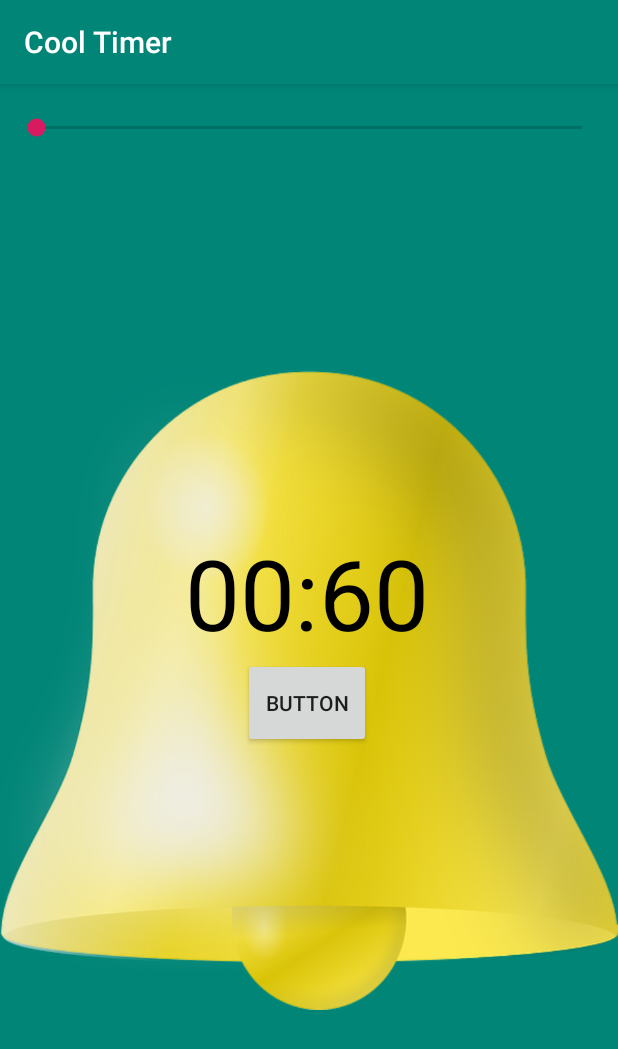
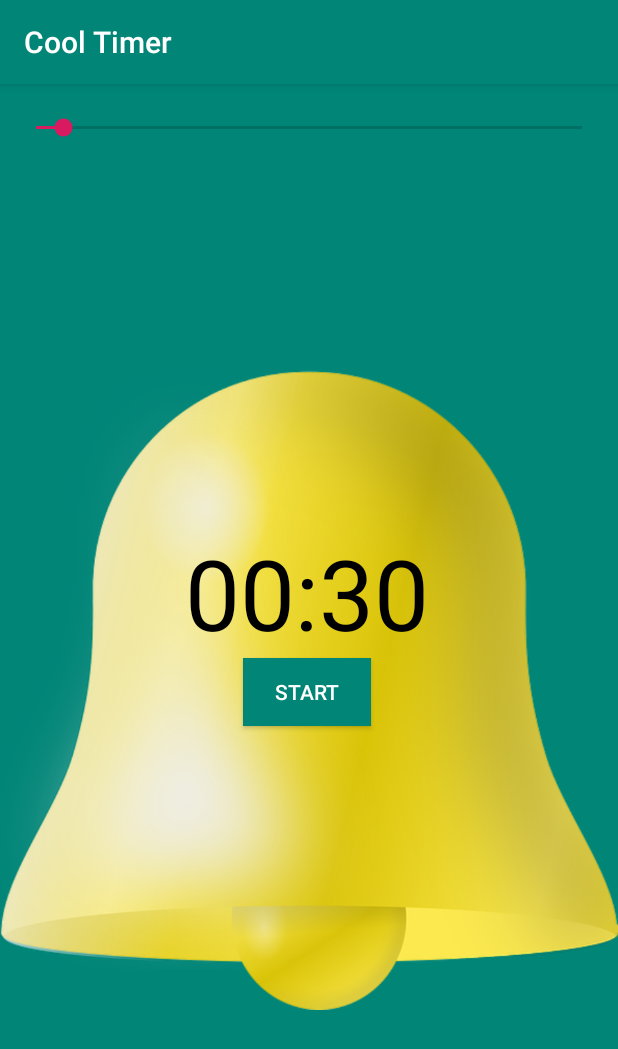
Before and after one commit to anpulein/CoolTimer, an Android app: the screen it shows after launch (MainActivity), on a phone screen of 412 x 824 dp. Shown: the top 1049 px of the screen. Run offline under Robolectric (Android 15) with nearby library versions, the phone set to English and light mode, and no system bars.

Commit message:
One creat

```diff
--- a/app/src/main/java/com/example/cooltimer/MainActivity.java
+++ b/app/src/main/java/com/example/cooltimer/MainActivity.java
@@ -6,13 +6,113 @@ import android.os.Bundle;
 import android.os.CountDownTimer;
 import android.os.Handler;
 import android.util.Log;
+import android.view.View;
+import android.widget.Button;
+import android.widget.SeekBar;
+import android.widget.TextView;
 
 public class MainActivity extends AppCompatActivity {
+
+    private TextView time;
+    private SeekBar seekBar;
+    private int defaultTime = 30;
+    private CountDownTimer timer;
+    private Button st;
+    private boolean isButton = true;
 
     @Override
     protected void onCreate(Bundle savedInstanceState) {
         super.onCreate(savedInstanceState);
         setContentView(R.layout.activity_main);
 
+        seekBar = findViewById(R.id.seekBar);
+        time = findViewById(R.id.time);
+        st = findViewById(R.id.start_stop);
+
+        seekBar.setProgress(defaultTime);
+        changeSeekBar(seekBar, time);
+
+        timer = new CountDownTimer(seekBar.getProgress() * 1000, 1000) {
+
+            @Override
+            public void onTick(long millisUntilFinished) {
+                time.setText(transformTime((int)(millisUntilFinished / 1000)));
+            }
+
+            @Override
+            public void onFinish() {
+
+            }
+        };
+
+        st.setOnClickListener(new View.OnClickListener() {
+            @Override
+            public void onClick(View v) {
+                if(isButton) {
+                    st.setText("Stop");
+                    countDown(seekBar, time, timer);
+                    isButton = false;
+                } else {
+                    st.setText("Start");
+                    timer.cancel();
+                    seekBar.setEnabled(true);
+                    defaultValue(seekBar, time, defaultTime);
+                    isButton = true;
+                }
+            }
+        });
+
     }
+
+    @Override
+    protected void onResume() {
+        super.onResume();
+        defaultValue(seekBar, time, defaultTime);
+    }
+
+    static void changeSeekBar(SeekBar seekBar, TextView time) {
+        seekBar.setMax(600); //
+        seekBar.setOnSeekBarChangeListener(new SeekBar.OnSeekBarChangeListener() {
+
+            int newProgress;
+
+            @Override
+            public void onProgressChanged(SeekBar seekBar, int progress, boolean fromUser) {
+                if(fromUser) {
+                    time.setText(transformTime(progress));
+                    newProgress = progress;
+                }
+            }
+
+            @Override
+            public void onStartTrackingTouch(SeekBar seekBar) {
+
+            }
+
+            @Override
+            public void onStopTrackingTouch(SeekBar seekBar) {
+                seekBar.setProgress(newProgress);
+            }
+
+        });
+    }
+
+    static void countDown(SeekBar seekBar, TextView textView, CountDownTimer countDownTimer) {
+        seekBar.setEnabled(false);
+        countDownTimer.onTick((long)seekBar.getProgress());
+        countDownTimer.start();
+    }
+
+    static void defaultValue(SeekBar seekBar, TextView textView, int defaultTime) {
+        seekBar.setProgress(defaultTime);
+        textView.setText(transformTime(defaultTime));
+    }
+
+
+    static String transformTime(int progress) {
+        int m = (progress / 60) % 60;
+        int s = progress % 60;
+        return String.format("%02d:%02d", m, s);
+    }
+
 }
--- a/app/src/main/res/layout/activity_main.xml
+++ b/app/src/main/res/layout/activity_main.xml
@@ -29,27 +29,29 @@
         app:srcCompat="@drawable/bell" />
 
     <TextView
-        android:id="@+id/times"
+        android:id="@+id/time"
         android:layout_width="wrap_content"
         android:layout_height="wrap_content"
         android:layout_marginStart="175dp"
         android:layout_marginEnd="178dp"
         android:layout_marginBottom="385dp"
+        android:textSize="65sp"
         android:text="00:60"
-        android:textColor="@color/black"
-        android:textSize="65sp"
+        android:textColor="@android:color/black"
         app:layout_constraintBottom_toBottomOf="parent"
         app:layout_constraintEnd_toEndOf="parent"
         app:layout_constraintStart_toStartOf="parent" />
 
     <Button
-        android:id="@+id/button3"
+        android:id="@+id/start_stop"
+        android:onClick="start_stop"
         android:layout_width="85dp"
-        android:layout_height="60dp"
-        android:shadowColor="@color/colorPrimary"
-        android:text="Button"
-        app:layout_constraintEnd_toEndOf="@+id/times"
-        app:layout_constraintStart_toStartOf="@+id/times"
-        app:layout_constraintTop_toBottomOf="@+id/times" />
+        android:layout_height="45dp"
+        android:textColor="@android:color/white"
+        android:background="@color/colorPrimary"
+        android:text="Start"
+        app:layout_constraintEnd_toEndOf="@+id/time"
+        app:layout_constraintStart_toStartOf="@+id/time"
+        app:layout_constraintTop_toBottomOf="@+id/time" />
 
 </androidx.constraintlayout.widget.ConstraintLayout>
```
